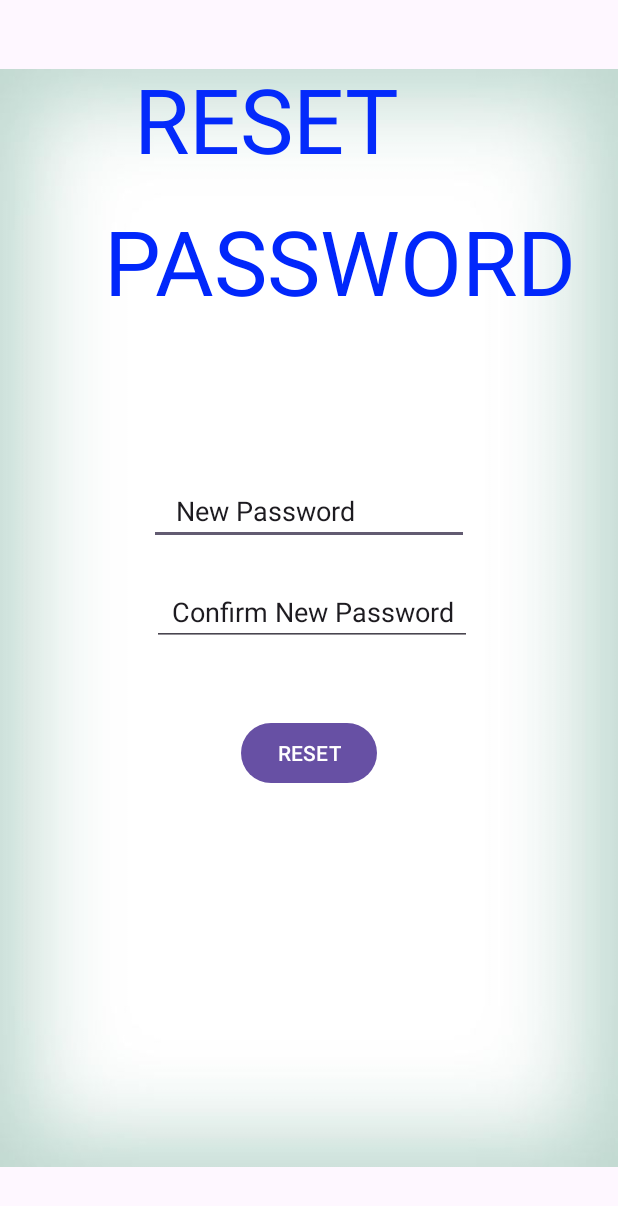
After one commit to TiffanyAmberJacobs/ChronologApp, an Android app: the ResetPassword screen opened directly, with no data from a screen before it, on a phone screen of 412 x 824 dp. The commit adds this screen. Shown: the top 1206 px of the screen. Run offline under Robolectric (Android 15) with nearby library versions, the phone set to English and light mode, and no system bars.

Commit message:
Reset Password page

```diff
--- a/app/src/main/AndroidManifest.xml
+++ b/app/src/main/AndroidManifest.xml
@@ -12,6 +12,9 @@
         android:supportsRtl="true"
         android:theme="@style/Theme.ChronologApp"
         tools:targetApi="31">
+        <activity
+            android:name=".ResetPassword"
+            android:exported="false" />
         <activity
             android:name=".ForgotPassword"
             android:exported="false" />
--- /dev/null
+++ b/app/src/main/java/com/example/chronologapp/ResetPassword.kt
@@ -0,0 +1,20 @@
+package com.example.chronologapp
+
+import android.os.Bundle
+import androidx.activity.enableEdgeToEdge
+import androidx.appcompat.app.AppCompatActivity
+import androidx.core.view.ViewCompat
+import androidx.core.view.WindowInsetsCompat
+
+class ResetPassword : AppCompatActivity() {
+    override fun onCreate(savedInstanceState: Bundle?) {
+        super.onCreate(savedInstanceState)
+        enableEdgeToEdge()
+        setContentView(R.layout.activity_reset_password)
+        ViewCompat.setOnApplyWindowInsetsListener(findViewById(R.id.main)) { v, insets ->
+            val systemBars = insets.getInsets(WindowInsetsCompat.Type.systemBars())
+            v.setPadding(systemBars.left, systemBars.top, systemBars.right, systemBars.bottom)
+            insets
+        }
+    }
+}
--- a/app/src/main/res/layout/activity_forgot_password.xml
+++ b/app/src/main/res/layout/activity_forgot_password.xml
@@ -76,9 +76,9 @@
         android:id="@+id/btnReset"
         android:layout_width="wrap_content"
         android:layout_height="wrap_content"
+        android:layout_marginStart="20dp"
         android:layout_marginTop="62dp"
         android:text="RESET"
-        app:layout_constraintEnd_toEndOf="parent"
-        app:layout_constraintStart_toStartOf="parent"
+        app:layout_constraintStart_toEndOf="@+id/imageView7"
         app:layout_constraintTop_toBottomOf="@+id/txtEmail1" />
 </androidx.constraintlayout.widget.ConstraintLayout>
--- /dev/null
+++ b/app/src/main/res/layout/activity_reset_password.xml
@@ -0,0 +1,75 @@
+<?xml version="1.0" encoding="utf-8"?>
+<androidx.constraintlayout.widget.ConstraintLayout xmlns:android="http://schemas.android.com/apk/res/android"
+    xmlns:app="http://schemas.android.com/apk/res-auto"
+    xmlns:tools="http://schemas.android.com/tools"
+    android:id="@+id/main"
+    android:layout_width="match_parent"
+    android:layout_height="match_parent"
+    tools:context=".ResetPassword">
+
+    <ImageView
+        android:id="@+id/imageView8"
+        android:layout_width="wrap_content"
+        android:layout_height="wrap_content"
+        app:layout_constraintStart_toStartOf="parent"
+        app:layout_constraintTop_toTopOf="parent"
+        app:srcCompat="@drawable/download__1_" />
+
+    <TextView
+        android:id="@+id/textView4"
+        android:layout_width="wrap_content"
+        android:layout_height="wrap_content"
+        android:layout_marginStart="20dp"
+        android:layout_marginBottom="14dp"
+        android:text="RESET"
+        android:textColor="#042AFB"
+        android:textSize="60sp"
+        app:layout_constraintBottom_toTopOf="@+id/textView5"
+        app:layout_constraintStart_toStartOf="@+id/textView5" />
+
+    <TextView
+        android:id="@+id/textView5"
+        android:layout_width="wrap_content"
+        android:layout_height="wrap_content"
+        android:layout_marginTop="133dp"
+        android:layout_marginEnd="28dp"
+        android:text="PASSWORD"
+        android:textColor="#0127FB"
+        android:textSize="60sp"
+        app:layout_constraintEnd_toEndOf="parent"
+        app:layout_constraintTop_toTopOf="parent" />
+
+    <EditText
+        android:id="@+id/txtNewPass"
+        android:layout_width="wrap_content"
+        android:layout_height="wrap_content"
+        android:layout_marginTop="104dp"
+        android:ems="10"
+        android:inputType="text"
+        android:text="   New Password"
+        app:layout_constraintEnd_toEndOf="parent"
+        app:layout_constraintStart_toStartOf="parent"
+        app:layout_constraintTop_toBottomOf="@+id/textView5" />
+
+    <EditText
+        android:id="@+id/ConPass"
+        android:layout_width="wrap_content"
+        android:layout_height="wrap_content"
+        android:layout_marginStart="2dp"
+        android:layout_marginTop="22dp"
+        android:ems="10"
+        android:inputType="text"
+        android:text="  Confirm New Password"
+        app:layout_constraintStart_toStartOf="@+id/txtNewPass"
+        app:layout_constraintTop_toBottomOf="@+id/txtNewPass" />
+
+    <Button
+        android:id="@+id/btnReset1"
+        android:layout_width="wrap_content"
+        android:layout_height="wrap_content"
+        android:layout_marginTop="47dp"
+        android:text="RESET"
+        app:layout_constraintEnd_toEndOf="parent"
+        app:layout_constraintStart_toStartOf="parent"
+        app:layout_constraintTop_toBottomOf="@+id/ConPass" />
+</androidx.constraintlayout.widget.ConstraintLayout>
```
